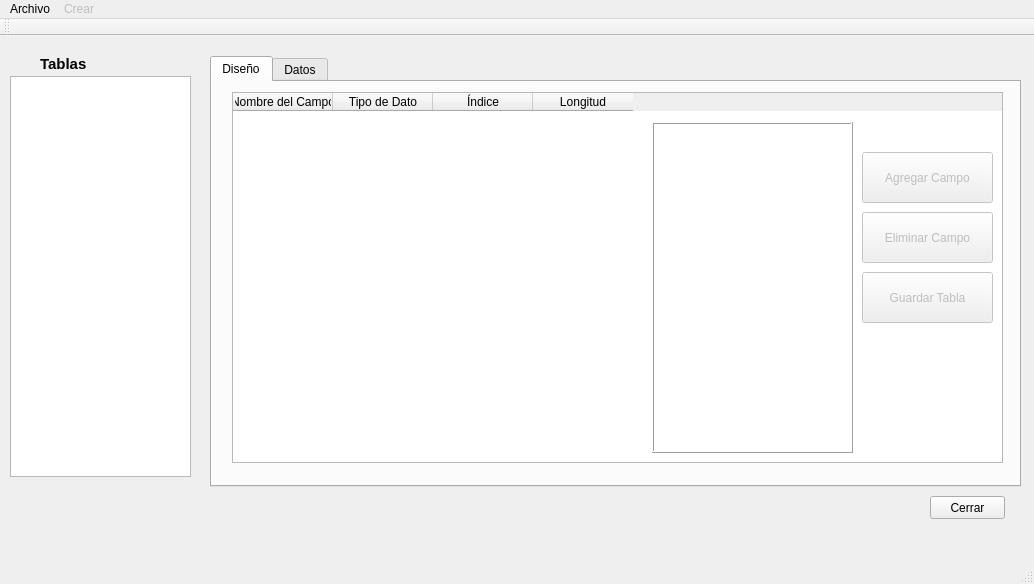
Above: mainwindow.ui from orgaArchivos/Project_Orga before the change. Below: the same form after it.
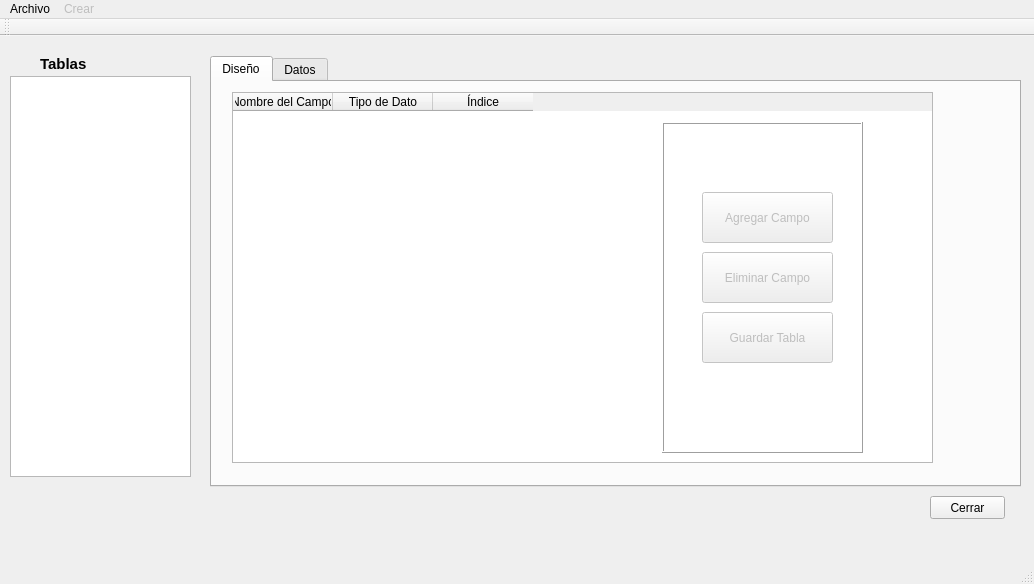
That is the form after the change. The open tabs and pages were chosen to show the change. Icons and pictures are not drawn.

Patch:
```diff
--- a/mainwindow.ui
+++ b/mainwindow.ui
@@ -39,7 +39,7 @@
        <rect>
         <x>20</x>
         <y>10</y>
-        <width>771</width>
+        <width>701</width>
         <height>371</height>
        </rect>
       </property>
@@ -64,11 +64,6 @@
         <set>AlignHCenter|AlignVCenter|AlignCenter</set>
        </property>
       </column>
-      <column>
-       <property name="text">
-        <string>Longitud</string>
-       </property>
-      </column>
      </widget>
      <widget class="QPushButton" name="pushButton">
       <property name="enabled">
@@ -76,8 +71,8 @@
       </property>
       <property name="geometry">
        <rect>
-        <x>650</x>
-        <y>70</y>
+        <x>490</x>
+        <y>110</y>
         <width>131</width>
         <height>51</height>
        </rect>
@@ -96,8 +91,8 @@
       </property>
       <property name="geometry">
        <rect>
-        <x>650</x>
-        <y>130</y>
+        <x>490</x>
+        <y>170</y>
         <width>131</width>
         <height>51</height>
        </rect>
@@ -116,8 +111,8 @@
       </property>
       <property name="geometry">
        <rect>
-        <x>650</x>
-        <y>190</y>
+        <x>490</x>
+        <y>230</y>
         <width>131</width>
         <height>51</height>
        </rect>
@@ -133,7 +128,7 @@
      <widget class="QFrame" name="frame">
       <property name="geometry">
        <rect>
-        <x>440</x>
+        <x>450</x>
         <y>40</y>
         <width>201</width>
         <height>331</height>
```
Left out of the diff: 7 changed lines with no effect on the pictures.
